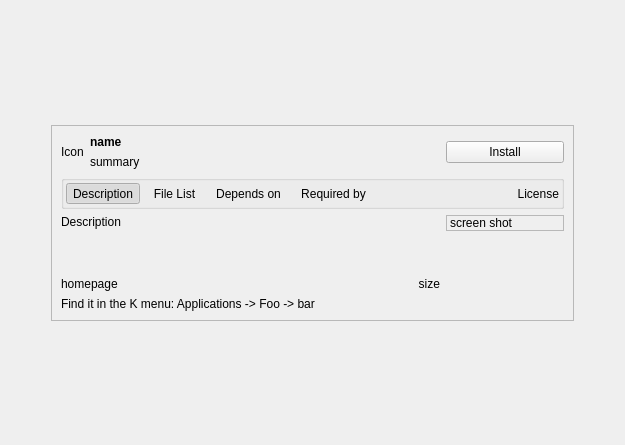
KDE/apper, file AddRm/KpkPackageDetails.ui: the form before one commit.
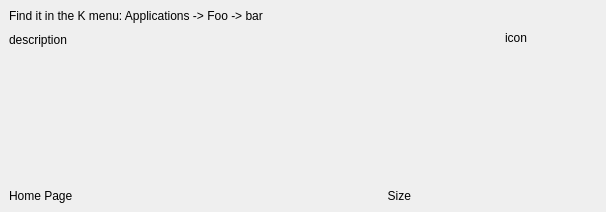
The form after the commit.

Commit message: Some more changed on the packages view

The edit to the form file:
```diff
--- a/AddRm/KpkPackageDetails.ui
+++ b/AddRm/KpkPackageDetails.ui
@@ -6,377 +6,177 @@
    <rect>
     <x>0</x>
     <y>0</y>
-    <width>625</width>
-    <height>445</height>
+    <width>566</width>
+    <height>212</height>
    </rect>
   </property>
-  <layout class="QGridLayout" name="gridLayout">
-   <property name="verticalSpacing">
+  <property name="sizePolicy">
+   <sizepolicy hsizetype="Preferred" vsizetype="Minimum">
+    <horstretch>0</horstretch>
+    <verstretch>0</verstretch>
+   </sizepolicy>
+  </property>
+  <layout class="QGridLayout" name="gridLayout_2">
+   <property name="margin">
     <number>0</number>
    </property>
-   <item row="1" column="4" rowspan="2">
-    <spacer name="horizontalSpacer_3">
-     <property name="orientation">
-      <enum>Qt::Horizontal</enum>
-     </property>
-     <property name="sizeType">
-      <enum>QSizePolicy::Minimum</enum>
-     </property>
-     <property name="sizeHint" stdset="0">
-      <size>
-       <width>40</width>
-       <height>20</height>
-      </size>
-     </property>
-    </spacer>
-   </item>
    <item row="0" column="3">
-    <spacer name="verticalSpacer">
-     <property name="orientation">
-      <enum>Qt::Vertical</enum>
-     </property>
-     <property name="sizeType">
-      <enum>QSizePolicy::Expanding</enum>
-     </property>
-     <property name="sizeHint" stdset="0">
+    <widget class="QLabel" name="iconL">
+     <property name="minimumSize">
       <size>
-       <width>20</width>
-       <height>30</height>
+       <width>180</width>
+       <height>70</height>
       </size>
      </property>
-    </spacer>
-   </item>
-   <item row="2" column="3" rowspan="2">
-    <widget class="QWidget" name="stackedWidget" native="true">
-     <property name="sizePolicy">
-      <sizepolicy hsizetype="Expanding" vsizetype="Fixed">
-       <horstretch>0</horstretch>
-       <verstretch>0</verstretch>
-      </sizepolicy>
+     <property name="text">
+      <string notr="true">icon</string>
      </property>
-     <zorder>tabWidget</zorder>
+     <property name="alignment">
+      <set>Qt::AlignCenter</set>
+     </property>
     </widget>
    </item>
-   <item row="4" column="3">
-    <spacer name="verticalSpacer_2">
-     <property name="orientation">
-      <enum>Qt::Vertical</enum>
-     </property>
-     <property name="sizeType">
-      <enum>QSizePolicy::Expanding</enum>
-     </property>
-     <property name="sizeHint" stdset="0">
-      <size>
-       <width>20</width>
-       <height>20</height>
-      </size>
-     </property>
-    </spacer>
-   </item>
-   <item row="1" column="0" rowspan="2">
-    <spacer name="horizontalSpacer_2">
-     <property name="orientation">
-      <enum>Qt::Horizontal</enum>
-     </property>
-     <property name="sizeType">
-      <enum>QSizePolicy::Minimum</enum>
-     </property>
-     <property name="sizeHint" stdset="0">
-      <size>
-       <width>40</width>
-       <height>20</height>
-      </size>
-     </property>
-    </spacer>
-   </item>
    <item row="1" column="3">
-    <widget class="QFrame" name="frame">
-     <property name="sizePolicy">
-      <sizepolicy hsizetype="Preferred" vsizetype="Expanding">
-       <horstretch>0</horstretch>
-       <verstretch>0</verstretch>
-      </sizepolicy>
+    <widget class="QLabel" name="screenshotL">
+     <property name="minimumSize">
+      <size>
+       <width>170</width>
+       <height>130</height>
+      </size>
      </property>
-     <property name="focusPolicy">
-      <enum>Qt::StrongFocus</enum>
+     <property name="text">
+      <string notr="true"/>
+     </property>
+     <property name="alignment">
+      <set>Qt::AlignCenter</set>
+     </property>
+    </widget>
+   </item>
+   <item row="0" column="4" rowspan="2">
+    <spacer name="horizontalSpacer_2">
+     <property name="orientation">
+      <enum>Qt::Horizontal</enum>
+     </property>
+     <property name="sizeHint" stdset="0">
+      <size>
+       <width>1</width>
+       <height>20</height>
+      </size>
+     </property>
+    </spacer>
+   </item>
+   <item row="0" column="0" rowspan="2">
+    <spacer name="horizontalSpacer">
+     <property name="orientation">
+      <enum>Qt::Horizontal</enum>
+     </property>
+     <property name="sizeHint" stdset="0">
+      <size>
+       <width>1</width>
+       <height>20</height>
+      </size>
+     </property>
+    </spacer>
+   </item>
+   <item row="0" column="1" rowspan="2">
+    <widget class="QScrollArea" name="scrollArea">
+     <property name="minimumSize">
+      <size>
+       <width>420</width>
+       <height>0</height>
+      </size>
+     </property>
+     <property name="sizeIncrement">
+      <size>
+       <width>10</width>
+       <height>0</height>
+      </size>
      </property>
      <property name="frameShape">
-      <enum>QFrame::StyledPanel</enum>
+      <enum>QFrame::NoFrame</enum>
      </property>
-     <property name="frameShadow">
-      <enum>QFrame::Sunken</enum>
+     <property name="horizontalScrollBarPolicy">
+      <enum>Qt::ScrollBarAlwaysOff</enum>
      </property>
-     <layout class="QGridLayout" name="gridLayout_5">
-      <item row="0" column="0" colspan="2">
-       <layout class="QGridLayout" name="gridLayout_2">
-        <item row="0" column="0" rowspan="2">
-         <widget class="QLabel" name="iconL">
-          <property name="sizePolicy">
-           <sizepolicy hsizetype="Fixed" vsizetype="Fixed">
-            <horstretch>0</horstretch>
-            <verstretch>0</verstretch>
-           </sizepolicy>
-          </property>
-          <property name="text">
-           <string notr="true">Icon</string>
-          </property>
-         </widget>
-        </item>
-        <item row="0" column="1">
-         <widget class="QLabel" name="nameL">
-          <property name="sizePolicy">
-           <sizepolicy hsizetype="Expanding" vsizetype="Preferred">
-            <horstretch>0</horstretch>
-            <verstretch>0</verstretch>
-           </sizepolicy>
-          </property>
-          <property name="font">
-           <font>
-            <weight>75</weight>
-            <bold>true</bold>
-           </font>
-          </property>
-          <property name="text">
-           <string notr="true">name</string>
-          </property>
-          <property name="alignment">
-           <set>Qt::AlignBottom|Qt::AlignLeading|Qt::AlignLeft</set>
-          </property>
-          <property name="wordWrap">
-           <bool>true</bool>
-          </property>
-         </widget>
-        </item>
-        <item row="1" column="1" colspan="2">
-         <widget class="QLabel" name="summaryL">
-          <property name="sizePolicy">
-           <sizepolicy hsizetype="Expanding" vsizetype="Preferred">
-            <horstretch>0</horstretch>
-            <verstretch>0</verstretch>
-           </sizepolicy>
-          </property>
-          <property name="text">
-           <string notr="true">summary</string>
-          </property>
-          <property name="alignment">
-           <set>Qt::AlignLeading|Qt::AlignLeft|Qt::AlignTop</set>
-          </property>
-          <property name="wordWrap">
-           <bool>true</bool>
-          </property>
-         </widget>
-        </item>
-       </layout>
-      </item>
-      <item row="3" column="0" rowspan="2" colspan="2">
-       <widget class="QLabel" name="descriptionL">
-        <property name="text">
-         <string notr="true">Description</string>
-        </property>
-        <property name="alignment">
-         <set>Qt::AlignJustify|Qt::AlignTop</set>
-        </property>
-        <property name="wordWrap">
-         <bool>true</bool>
-        </property>
-        <property name="margin">
-         <number>5</number>
-        </property>
-        <property name="textInteractionFlags">
-         <set>Qt::LinksAccessibleByMouse|Qt::TextSelectableByMouse</set>
-        </property>
-       </widget>
-      </item>
-      <item row="6" column="0">
-       <widget class="QLabel" name="label_5">
-        <property name="sizePolicy">
-         <sizepolicy hsizetype="Preferred" vsizetype="Fixed">
-          <horstretch>0</horstretch>
-          <verstretch>0</verstretch>
-         </sizepolicy>
-        </property>
-        <property name="text">
-         <string>Find it in the K menu: Applications -&gt; Foo -&gt; bar</string>
-        </property>
-       </widget>
-      </item>
-      <item row="1" column="0" colspan="3">
-       <widget class="QGroupBox" name="groupBox">
-        <property name="sizePolicy">
-         <sizepolicy hsizetype="Preferred" vsizetype="Fixed">
-          <horstretch>0</horstretch>
-          <verstretch>0</verstretch>
-         </sizepolicy>
-        </property>
-        <property name="title">
-         <string/>
-        </property>
-        <layout class="QGridLayout" name="gridLayout_4">
+     <property name="widgetResizable">
+      <bool>true</bool>
+     </property>
+     <widget class="QWidget" name="scrollAreaWidgetContents">
+      <property name="geometry">
+       <rect>
+        <x>0</x>
+        <y>0</y>
+        <width>420</width>
+        <height>212</height>
+       </rect>
+      </property>
+      <property name="sizePolicy">
+       <sizepolicy hsizetype="Expanding" vsizetype="Preferred">
+        <horstretch>0</horstretch>
+        <verstretch>0</verstretch>
+       </sizepolicy>
+      </property>
+      <layout class="QGridLayout" name="gridLayout">
+       <property name="verticalSpacing">
+        <number>10</number>
+       </property>
+       <item row="2" column="1" colspan="2">
+        <widget class="QLabel" name="descriptionL">
+         <property name="sizePolicy">
+          <sizepolicy hsizetype="Preferred" vsizetype="Expanding">
+           <horstretch>0</horstretch>
+           <verstretch>0</verstretch>
+          </sizepolicy>
+         </property>
+         <property name="minimumSize">
+          <size>
+           <width>400</width>
+           <height>0</height>
+          </size>
+         </property>
+         <property name="text">
+          <string notr="true">description</string>
+         </property>
+         <property name="textFormat">
+          <enum>Qt::RichText</enum>
+         </property>
+         <property name="alignment">
+          <set>Qt::AlignLeading|Qt::AlignLeft|Qt::AlignTop</set>
+         </property>
+         <property name="wordWrap">
+          <bool>true</bool>
+         </property>
          <property name="margin">
-          <number>2</number>
+          <number>10</number>
          </property>
-         <item row="1" column="0">
-          <widget class="QToolButton" name="descriptionTB">
-           <property name="text">
-            <string>Description</string>
-           </property>
-           <property name="checkable">
-            <bool>true</bool>
-           </property>
-           <property name="checked">
-            <bool>true</bool>
-           </property>
-           <property name="autoExclusive">
-            <bool>true</bool>
-           </property>
-           <property name="autoRaise">
-            <bool>true</bool>
-           </property>
-          </widget>
-         </item>
-         <item row="1" column="1">
-          <widget class="QToolButton" name="fileListTB">
-           <property name="text">
-            <string>File List</string>
-           </property>
-           <property name="checkable">
-            <bool>true</bool>
-           </property>
-           <property name="autoExclusive">
-            <bool>true</bool>
-           </property>
-           <property name="autoRaise">
-            <bool>true</bool>
-           </property>
-          </widget>
-         </item>
-         <item row="1" column="2">
-          <widget class="QToolButton" name="dependsOnTB">
-           <property name="text">
-            <string>Depends on</string>
-           </property>
-           <property name="checkable">
-            <bool>true</bool>
-           </property>
-           <property name="autoExclusive">
-            <bool>true</bool>
-           </property>
-           <property name="autoRaise">
-            <bool>true</bool>
-           </property>
-          </widget>
-         </item>
-         <item row="1" column="3" colspan="2">
-          <widget class="QToolButton" name="requiredByTB">
-           <property name="text">
-            <string>Required by</string>
-           </property>
-           <property name="checkable">
-            <bool>true</bool>
-           </property>
-           <property name="autoExclusive">
-            <bool>true</bool>
-           </property>
-           <property name="autoRaise">
-            <bool>true</bool>
-           </property>
-          </widget>
-         </item>
-         <item row="1" column="5">
-          <spacer name="horizontalSpacer">
-           <property name="orientation">
-            <enum>Qt::Horizontal</enum>
-           </property>
-           <property name="sizeHint" stdset="0">
-            <size>
-             <width>40</width>
-             <height>20</height>
-            </size>
-           </property>
-          </spacer>
-         </item>
-         <item row="1" column="6">
-          <widget class="QLabel" name="licenseL">
-           <property name="text">
-            <string notr="true">License</string>
-           </property>
-           <property name="alignment">
-            <set>Qt::AlignRight|Qt::AlignTrailing|Qt::AlignVCenter</set>
-           </property>
-          </widget>
-         </item>
-        </layout>
-       </widget>
-      </item>
-      <item row="3" column="2">
-       <widget class="QLabel" name="label">
-        <property name="frameShape">
-         <enum>QFrame::StyledPanel</enum>
-        </property>
-        <property name="frameShadow">
-         <enum>QFrame::Sunken</enum>
-        </property>
-        <property name="text">
-         <string notr="true">screen shot</string>
-        </property>
-       </widget>
-      </item>
-      <item row="4" column="2">
-       <spacer name="verticalSpacer_3">
-        <property name="orientation">
-         <enum>Qt::Vertical</enum>
-        </property>
-        <property name="sizeHint" stdset="0">
-         <size>
-          <width>20</width>
-          <height>40</height>
-         </size>
-        </property>
-       </spacer>
-      </item>
-      <item row="0" column="2">
-       <widget class="QPushButton" name="installPB">
-        <property name="sizePolicy">
-         <sizepolicy hsizetype="Minimum" vsizetype="Fixed">
-          <horstretch>0</horstretch>
-          <verstretch>0</verstretch>
-         </sizepolicy>
-        </property>
-        <property name="text">
-         <string>Install</string>
-        </property>
-       </widget>
-      </item>
-      <item row="5" column="0">
-       <widget class="QLabel" name="homepageL">
-        <property name="text">
-         <string notr="true">homepage</string>
-        </property>
-        <property name="margin">
-         <number>5</number>
-        </property>
-        <property name="openExternalLinks">
-         <bool>true</bool>
-        </property>
-        <property name="textInteractionFlags">
-         <set>Qt::TextBrowserInteraction</set>
-        </property>
-       </widget>
-      </item>
-      <item row="5" column="1">
-       <widget class="QLabel" name="sizeL">
-        <property name="text">
-         <string notr="true">size</string>
-        </property>
-        <property name="alignment">
-         <set>Qt::AlignRight|Qt::AlignTrailing|Qt::AlignVCenter</set>
-        </property>
-        <property name="margin">
-         <number>5</number>
-        </property>
-       </widget>
-      </item>
-     </layout>
+        </widget>
+       </item>
+       <item row="0" column="1" colspan="2">
+        <widget class="QLabel" name="pathL">
+         <property name="text">
+          <string notr="true">Find it in the K menu: Applications -&gt; Foo -&gt; bar</string>
+         </property>
+        </widget>
+       </item>
+       <item row="3" column="1">
+        <widget class="QLabel" name="homepageL">
+         <property name="text">
+          <string notr="true">Home Page</string>
+         </property>
+        </widget>
+       </item>
+       <item row="3" column="2">
+        <widget class="QLabel" name="sizeL">
+         <property name="text">
+          <string notr="true">Size</string>
+         </property>
+         <property name="alignment">
+          <set>Qt::AlignRight|Qt::AlignTrailing|Qt::AlignVCenter</set>
+         </property>
+        </widget>
+       </item>
+      </layout>
+     </widget>
     </widget>
    </item>
   </layout>
```
The commit also changes 6 other files.
